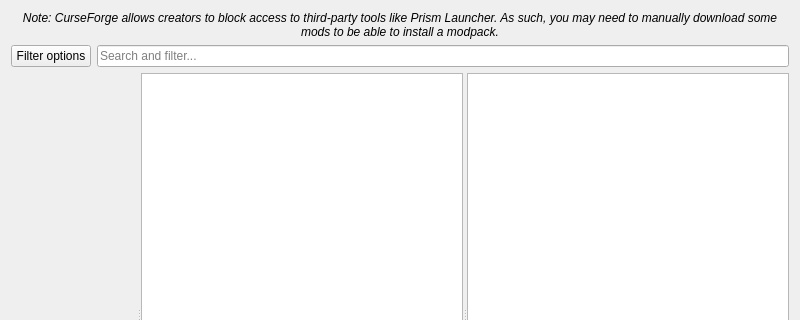
awakenginexe/Awake-Launcher, file launcher/ui/pages/modplatform/flame/FlamePage.ui: the form before one commit; both pictures show x 0 to 800 and y 0 to 320 of the 800 by 600 pixel window.
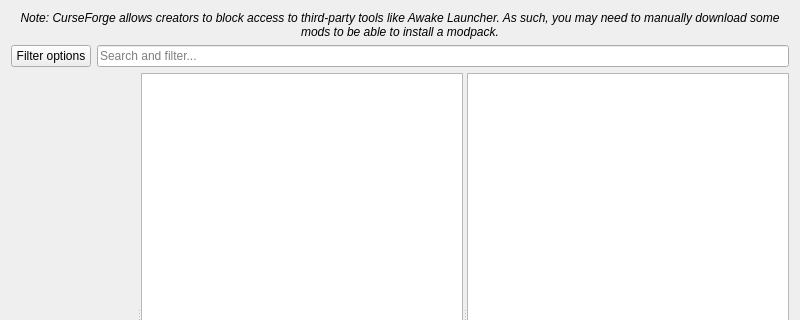
The form after the commit. Custom widgets are drawn as their Qt base class.

Commit message: Establish Awake identity, bundled languages, and native design foundation

The edit to the form file:
```diff
--- a/launcher/ui/pages/modplatform/flame/FlamePage.ui
+++ b/launcher/ui/pages/modplatform/flame/FlamePage.ui
@@ -19,7 +19,7 @@
       </font>
      </property>
      <property name="text">
-      <string>Note: CurseForge allows creators to block access to third-party tools like Prism Launcher. As such, you may need to manually download some mods to be able to install a modpack.</string>
+      <string>Note: CurseForge allows creators to block access to third-party tools like Awake Launcher. As such, you may need to manually download some mods to be able to install a modpack.</string>
      </property>
      <property name="alignment">
       <set>Qt::AlignCenter</set>
```
The commit also changes 55 other files.
